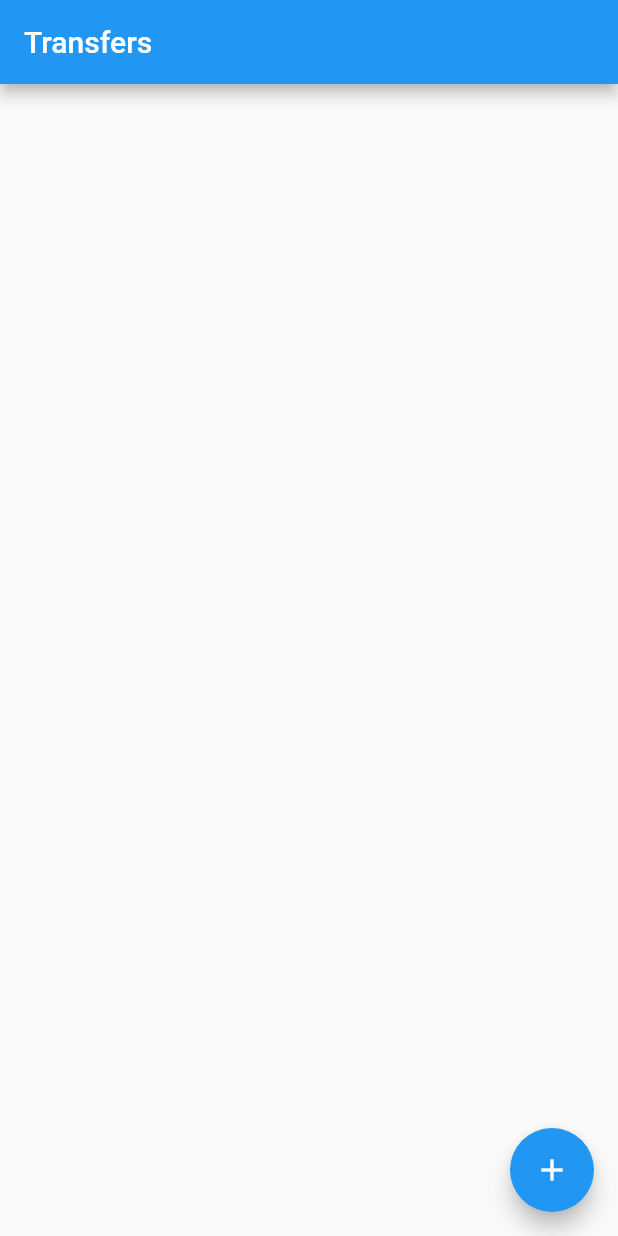
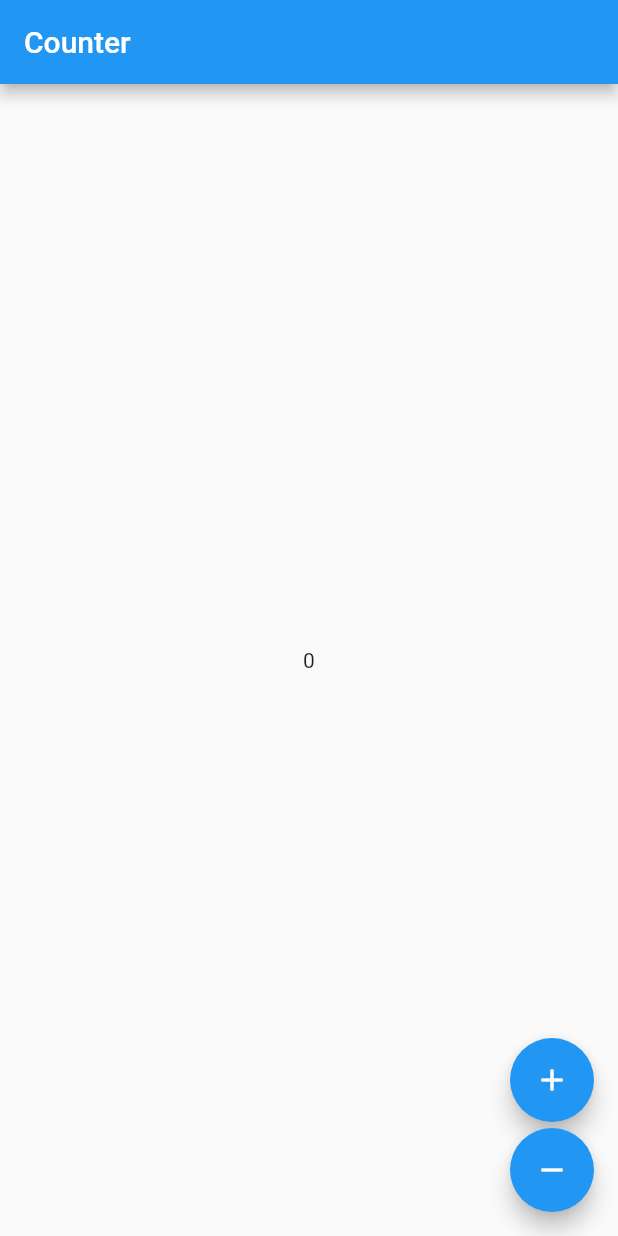
Before and after one commit to andreiox/flutter_test_drive, a Flutter app: the screen it shows after launch, on a phone screen of 412 x 824 dp. Run offline on Flutter 3.47's test engine with Material 2 defaults, Android fonts, the phone set to English and light mode, and no system bars; our stand-ins replace flutter_bloc.

Commit message:
feat: add bloc demo

```diff
--- a/lib/main.dart
+++ b/lib/main.dart
@@ -1,7 +1,9 @@
 import 'package:flutter/material.dart';
+import 'package:flutter_bloc/flutter_bloc.dart';
+import 'package:flutter_test_drive/screens/bloc_demo.dart';
 import 'package:flutter_test_drive/screens/list_transfers.dart';
 
-void main() => runApp(MyApp());
+void main() => runApp(CounterApp());
 
 class MyApp extends StatelessWidget {
   const MyApp({Key? key}) : super(key: key);
@@ -15,3 +17,15 @@
     );
   }
 }
+
+class CounterApp extends StatelessWidget {
+  @override
+  Widget build(BuildContext context) {
+    return MaterialApp(
+      home: BlocProvider(
+        create: (_) => CounterCubit(),
+        child: CounterPage(),
+      ),
+    );
+  }
+}
--- /dev/null
+++ b/lib/screens/bloc_demo.dart
@@ -0,0 +1,36 @@
+import 'package:flutter/material.dart';
+import 'package:flutter_bloc/flutter_bloc.dart';
+
+class CounterCubit extends Cubit<int> {
+  CounterCubit() : super(0);
+
+  void increment() => emit(state + 1);
+  void decrement() => emit(state - 1);
+}
+
+class CounterPage extends StatelessWidget {
+  @override
+  Widget build(BuildContext context) {
+    return Scaffold(
+      appBar: AppBar(title: const Text('Counter')),
+      body: BlocBuilder<CounterCubit, int>(
+        builder: (context, count) => Center(child: Text('$count')),
+      ),
+      floatingActionButton: Column(
+        crossAxisAlignment: CrossAxisAlignment.end,
+        mainAxisAlignment: MainAxisAlignment.end,
+        children: <Widget>[
+          FloatingActionButton(
+            child: const Icon(Icons.add),
+            onPressed: () => context.read<CounterCubit>().increment(),
+          ),
+          const SizedBox(height: 4),
+          FloatingActionButton(
+            child: const Icon(Icons.remove),
+            onPressed: () => context.read<CounterCubit>().decrement(),
+          ),
+        ],
+      ),
+    );
+  }
+}
--- a/pubspec.yaml
+++ b/pubspec.yaml
@@ -24,6 +24,7 @@
   flutter:
     sdk: flutter
   http:
+  flutter_bloc:
 
 
   # The following adds the Cupertino Icons font to your application.
```
